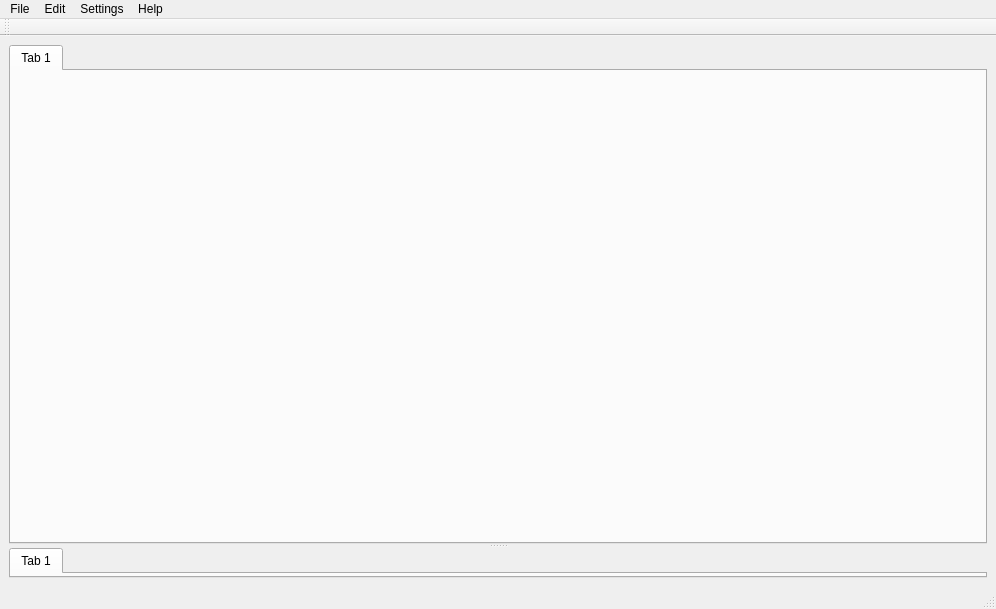
Above: ui/MainWindow.ui from kipr/kiss before the change. Below: the same form after it.
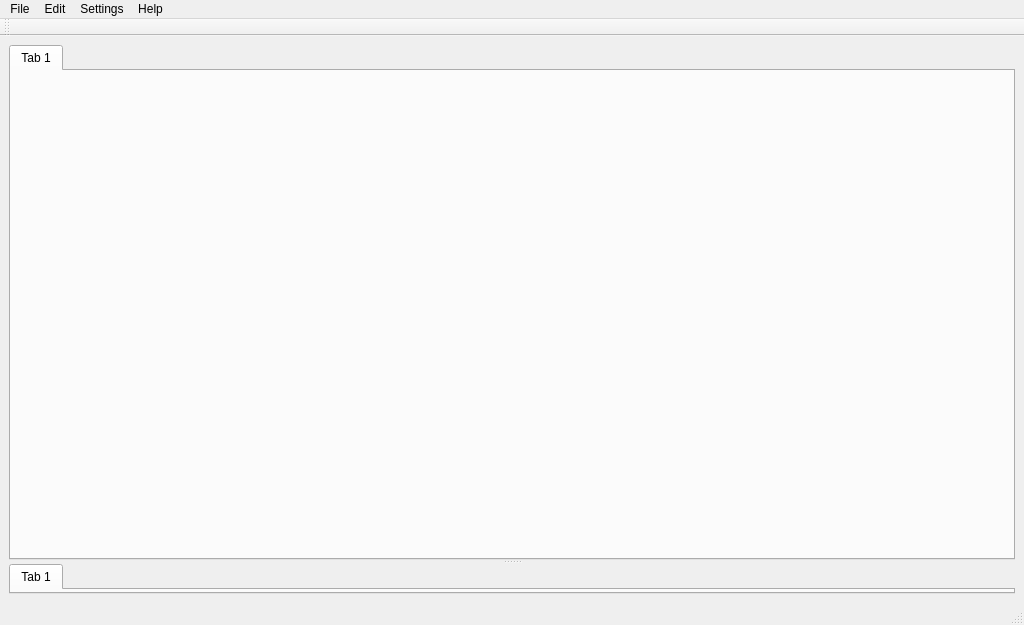
That is the form after the change. Icons and pictures are not drawn.

```diff
--- a/ui/MainWindow.ui
+++ b/ui/MainWindow.ui
@@ -9,8 +9,8 @@
    <rect>
     <x>0</x>
     <y>0</y>
-    <width>996</width>
-    <height>609</height>
+    <width>1024</width>
+    <height>625</height>
    </rect>
   </property>
   <property name="windowTitle">
@@ -42,6 +42,12 @@
        <property name="elideMode">
         <enum>Qt::ElideRight</enum>
        </property>
+       <property name="tabsClosable">
+        <bool>false</bool>
+       </property>
+       <property name="movable">
+        <bool>true</bool>
+       </property>
        <widget class="QWidget" name="tab">
         <attribute name="title">
          <string>Tab 1</string>
@@ -68,7 +74,7 @@
     <rect>
      <x>0</x>
      <y>0</y>
-     <width>996</width>
+     <width>1024</width>
      <height>22</height>
     </rect>
    </property>
```
Left out of the diff: 6 changed lines with no effect on the pictures.
